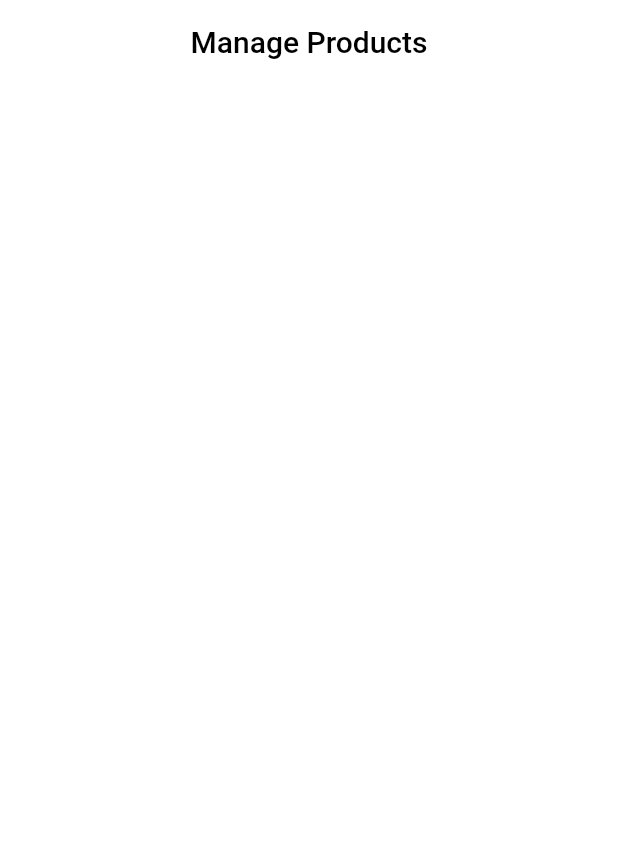
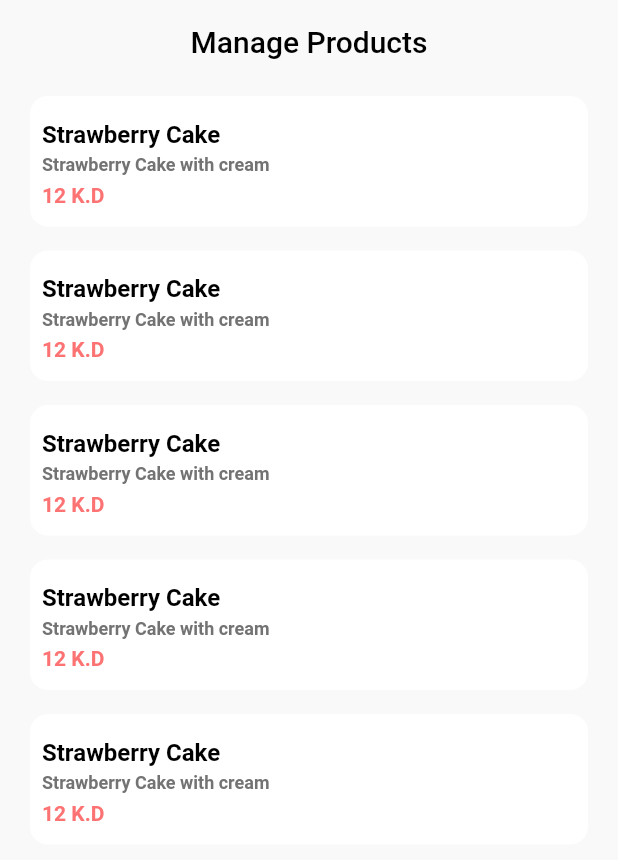
Before and after one commit to RafiMagsi/products_task, a Flutter app: the screen it shows after launch, on a phone screen of 412 x 824 dp. Shown: the top 860 px of the screen. Run offline on Flutter 3.47's test engine with Material 2 defaults, Android fonts, the phone set to English and light mode, and no system bars; our stand-ins replace get; Roboto replaces fonts that are missing (Cairo).

Commit message:
Static list view created.

```diff
--- a/lib/Bindings/manage_products.dart
+++ b/lib/Bindings/manage_products.dart
@@ -1,14 +1,56 @@
 import 'package:flutter/material.dart';
+import 'package:products_task/Configs/app_colors.dart';
+import 'package:products_task/Configs/app_sizes.dart';
+import 'package:products_task/Configs/text_styles.dart';
 import 'package:products_task/Widgets/custom_app_bar.dart';
 
+// Manage products page
 class ManageProducts extends StatelessWidget {
   const ManageProducts({Key? key}) : super(key: key);
 
   @override
   Widget build(BuildContext context) {
     return Scaffold(
-      appBar: const CustomAppBar(),
-      body: Container(),
+      appBar: CustomAppBar(title: "Manage Products"),
+      body: Container(
+        decoration: BoxDecoration(color: AppColors.background),
+        padding: EdgeInsets.symmetric(horizontal: AppSizes.pagePadding),
+        child: ListView.builder(
+            itemCount: 5,
+            itemBuilder: (BuildContext context, int index) {
+              return Container(
+                decoration: BoxDecoration(
+                  color: AppColors.white,
+                  borderRadius: BorderRadius.circular(AppSizes.mediumSpacing_2),
+                ),
+                padding: EdgeInsets.symmetric(vertical: AppSizes.mediumSpacing_2, horizontal: AppSizes.mediumSpacing),
+                margin: EdgeInsets.all(AppSizes.mediumSpacing),
+                child: Column(
+                  mainAxisSize: MainAxisSize.min,
+                  mainAxisAlignment: MainAxisAlignment.start,
+                  crossAxisAlignment: CrossAxisAlignment.start,
+                  children: [
+                    Text(
+                      "Strawberry Cake",
+                      textAlign: TextAlign.start,
+                      style: AppStyles.titleStyle(),
+                    ),
+                    Text(
+                      "Strawberry Cake with cream",
+                      textAlign: TextAlign.start,
+                      style: AppStyles.subTitleStyle(),
+                    ),
+                    Text(
+                      "12 K.D",
+                      textAlign: TextAlign.start,
+                      style: AppStyles.priceStyle(),
+                    ),
+                    Container(),
+                  ],
+                ),
+              );
+            }),
+      ),
     );
   }
 }
--- a/lib/Configs/app_colors.dart
+++ b/lib/Configs/app_colors.dart
@@ -1,9 +1,11 @@
 import 'package:flutter/material.dart';
 
+// AppColors class contains all the colors for the application
 class AppColors {
-  static const Color primary = Color(0xFFFD7272);
-  static const Color white = Color(0xFFFFFFFF);
-  static const Color textBlack = Color(0xFF000000);
-  static const Color textSubtitle = Color(0xFF737373);
-  static const Color inputBorderColor = Color(0xFFFD7272);
+  static const Color primary = Color(0xFFFD7272); // Main color of the app
+  static const Color white = Color(0xFFFFFFFF); // White color
+  static const Color textBlack = Color(0xFF000000); // Black text color, for Titles
+  static const Color textSubtitle = Color(0xFF737373); // Subtitle color
+  static const Color inputBorderColor = Color(0xFFFD7272); // Border color
+  static const Color background = Color(0xFFF9F9F9); // Background color
 }
--- /dev/null
+++ b/lib/Configs/app_sizes.dart
@@ -0,0 +1,12 @@
+// Class to use for Paddings Margins and Sizes for different widgets
+class AppSizes {
+  static const double pagePadding = 12;
+  static const double smallSpacing = 4;
+  static const double mediumSpacing = 8;
+  static const double mediumSpacing_2 = 12;
+  static const double largeSpacing = 16;
+  static const double largeSpacing_2 = 24;
+  static const double xLargeSpacing = 32;
+  static const double buttonHeight = 44;
+  static const double buttonHeight_2 = 48;
+}
--- /dev/null
+++ b/lib/Configs/text_styles.dart
@@ -0,0 +1,40 @@
+import 'package:flutter/cupertino.dart';
+import 'package:products_task/Configs/app_colors.dart';
+
+class AppStyles {
+  static TextStyle titleStyle({
+    Color color = AppColors.textBlack,
+    double height = 1.5,
+  }) {
+    return TextStyle(
+      color: color,
+      fontWeight: FontWeight.w600,
+      fontSize: 16,
+      height: height,
+    );
+  }
+
+  static TextStyle subTitleStyle({
+    Color color = AppColors.textSubtitle,
+    double height = 1.5,
+  }) {
+    return TextStyle(
+      color: color,
+      fontWeight: FontWeight.w600,
+      fontSize: 12,
+      height: height,
+    );
+  }
+
+  static TextStyle priceStyle({
+    Color color = AppColors.primary,
+    double height = 1.5,
+  }) {
+    return TextStyle(
+      color: color,
+      fontWeight: FontWeight.w600,
+      fontSize: 14,
+      height: height,
+    );
+  }
+}
--- a/lib/Widgets/custom_app_bar.dart
+++ b/lib/Widgets/custom_app_bar.dart
@@ -1,8 +1,10 @@
 import 'package:flutter/material.dart';
 import 'package:products_task/Configs/app_colors.dart';
 
+// Custom AppBar class
 class CustomAppBar extends StatelessWidget implements PreferredSizeWidget {
-  const CustomAppBar({Key? key}) : super(key: key);
+  final String? title; // Title of the AppBar
+  const CustomAppBar({Key? key, this.title}) : super(key: key);
 
   @override
   Size get preferredSize => Size.fromHeight(AppBar().preferredSize.height);
@@ -11,7 +13,8 @@ class CustomAppBar extends StatelessWidget implements PreferredSizeWidget {
   Widget build(BuildContext context) {
     return PreferredSize(
         child: AppBar(
-          title: Text("Manage Products", style: TextStyle(color: AppColors.textBlack)),
+          backgroundColor: AppColors.background,
+          title: Text(title ?? "", style: TextStyle(color: AppColors.textBlack)),
           centerTitle: true,
           automaticallyImplyLeading: false,
           titleSpacing: 0,
```
